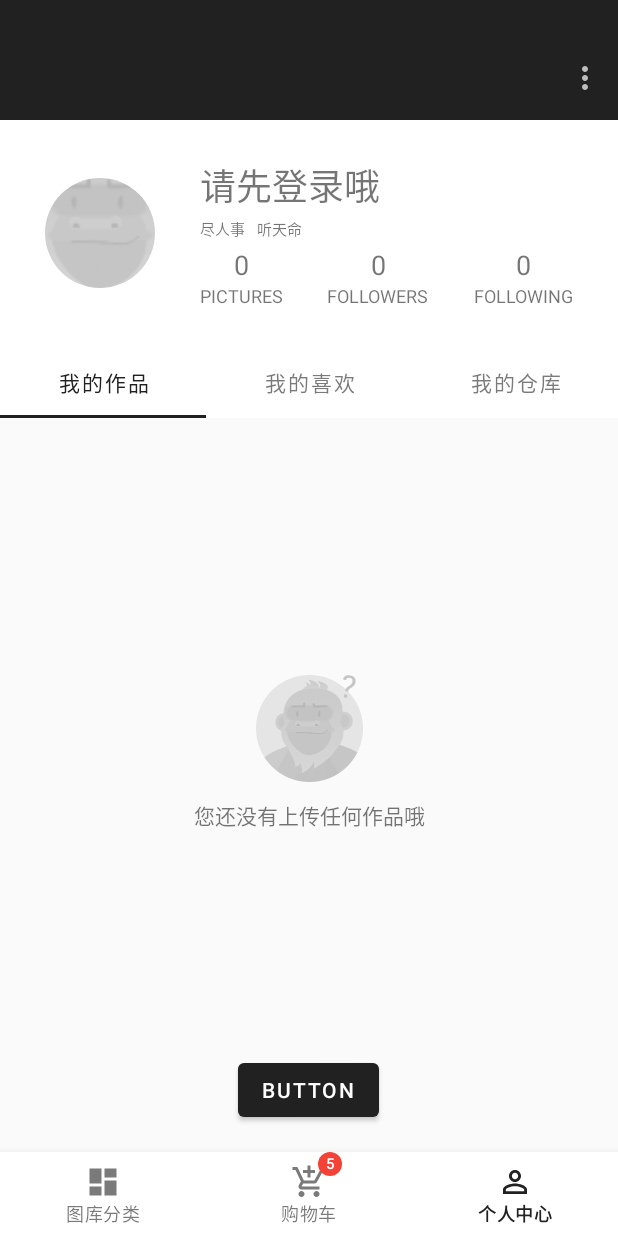
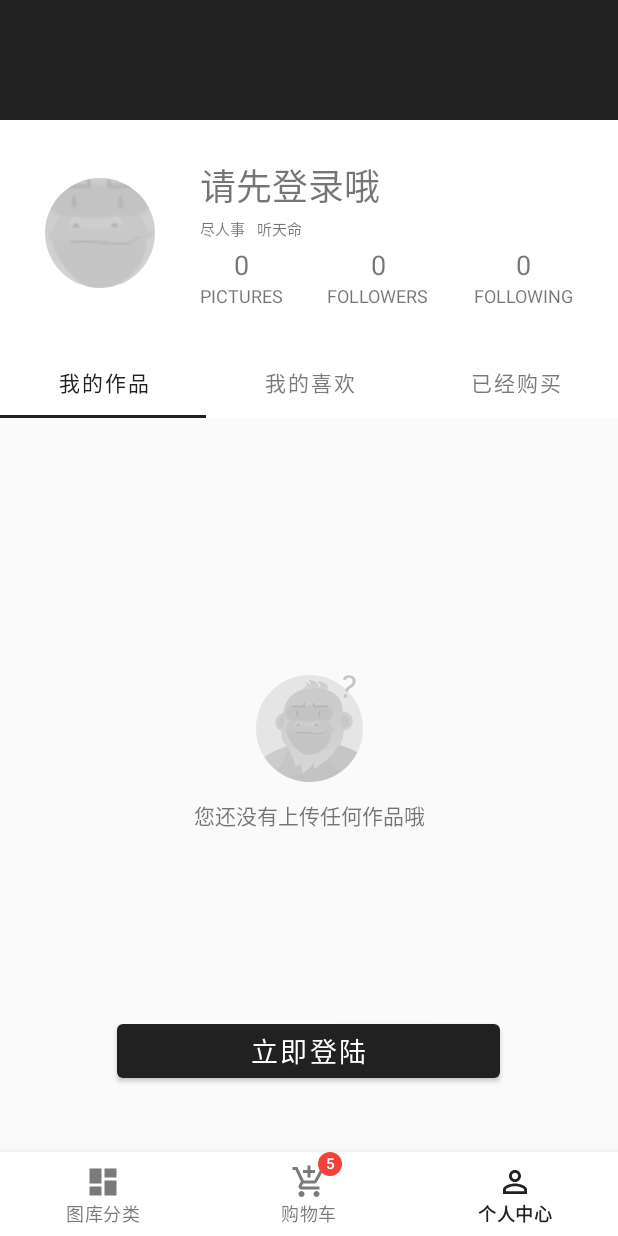
Before and after one commit to 972784674t/CimoShop, an Android app: the screen it shows after launch (MainActivity), item 3 of the bottom bar chosen, on a phone screen of 412 x 824 dp. Run offline under Robolectric (Android 15) with nearby library versions, the phone set to English and light mode, and no system bars; our stand-ins replace CircleImageView, Shimmer, Volley; libraries missing offline, so code that uses them is left out: com.chad.library, io.supercharge.shimmerlayout; network calls fail; pictures from the network do not load; 8 statements that could not run were skipped.

Commit message:
v1.0.9 完善收藏图片功能

```diff
--- a/app/src/main/java/com/example/cimoshop/MainActivity.java
+++ b/app/src/main/java/com/example/cimoshop/MainActivity.java
@@ -14,6 +14,8 @@ import com.example.cimoshop.db.DataBaseHelper;
 import com.example.cimoshop.db.UserDAO;
 import com.example.cimoshop.entity.User;
 
+import java.util.ArrayList;
+
 /**
  * @author 谭海山
  */
@@ -27,7 +29,8 @@ public class MainActivity extends AppCompatActivity {
         super.onCreate(savedInstanceState);
         setContentView(R.layout.activity_main);
         checkPermission();
-        Log.d(TAG,"数据库用户ID："+UserDAO.getInstance(this).findUserByUserName("972784674t").getUserId());
+        ArrayList<String> list = UserDAO.getInstance(this).getUserFavoriteImageList(UserDAO.getInstance(this).findUserByUserName("972784674t").getUserId());
+        Log.d(TAG,"数据库用户ID："+list);
     }
 
     /**
--- a/app/src/main/java/com/example/cimoshop/db/UserDAO.java
+++ b/app/src/main/java/com/example/cimoshop/db/UserDAO.java
@@ -9,6 +9,8 @@ import android.util.Log;
 
 import com.example.cimoshop.entity.User;
 import com.example.cimoshop.utils.SharedPrefsTools;
+
+import java.util.ArrayList;
 
 /**
  * @author 谭海山
@@ -106,4 +108,19 @@ public class UserDAO {
         return flag;
     }
 
+    /**
+     * 通过用户id获取收藏列表
+     * @param userId 用户id
+     * @return 收藏列表
+     */
+    public ArrayList<String> getUserFavoriteImageList(int userId){
+        ArrayList<String> list = new ArrayList<>();
+        String sql = "select * from userFavorites where id = ?";
+        Cursor cursor = db.rawQuery(sql, new  String[]{String.valueOf(userId)});
+        while ( cursor.moveToNext() ){
+            list.add(cursor.getString(cursor.getColumnIndex("userFavoriteUrl")));
+        }
+        return list;
+    }
+
 }
--- a/app/src/main/java/com/example/cimoshop/ui/goodsclass/gallery/Gallery.java
+++ b/app/src/main/java/com/example/cimoshop/ui/goodsclass/gallery/Gallery.java
@@ -136,7 +136,9 @@ public class Gallery extends Fragment {
         //recyclerView Adapter初始化 使用 BRVAH 框架
         galleryAdapter = new GalleryAdapter_BRVAH();
         galleryAdapter.setDiffCallback(new MyDiffCallback());
+        //开启滑动动画
         galleryAdapter.setAnimationEnable(true);
+        //动画只执行一次
         galleryAdapter.setAnimationFirstOnly(false);
 
         //加载更多对象，来自于BRVAH
--- a/app/src/main/java/com/example/cimoshop/ui/personalcenter/PersonalCenter.java
+++ b/app/src/main/java/com/example/cimoshop/ui/personalcenter/PersonalCenter.java
@@ -58,10 +58,10 @@ import de.hdodenhof.circleimageview.CircleImageView;
 public class PersonalCenter extends Fragment {
 
     private static final String TAG = "cimoPersonalcenter";
-    private static final String[] TAB_LABEL = {"我的作品", "我的喜欢", "我的仓库"};
+    private static final String[] TAB_LABEL = {"我的作品", "我的喜欢", "已经购买"};
     //token是否存在
     private String isToken;
-    private MaterialButton button;
+    private MaterialButton logonbtn;
     private MaterialToolbar toolbar;
     private ViewPager2 viewPager2;
     private TabLayout tabLayout;
@@ -101,7 +101,7 @@ public class PersonalCenter extends Fragment {
         toolbar = root.findViewById(R.id.personalCenterToobar);
         tabLayout = root.findViewById(R.id.personalcentertabLayout);
         viewPager2 = root.findViewById(R.id.personalviewpage2);
-        button = root.findViewById(R.id.button);
+        logonbtn = root.findViewById(R.id.logonbtn);
         pcuseravatar = root.findViewById(R.id.pcuseravatar);
         pcuserName = root.findViewById(R.id.pcuserName);
         pcuserFollowers = root.findViewById(R.id.pcuserfollwers);
@@ -115,10 +115,13 @@ public class PersonalCenter extends Fragment {
 
         isToken = SharedPrefsTools.getInstance(getActivity().getApplication()).getToken("github");
         Log.d(TAG, "isToken：" + isToken);
+        initUserAccountUI();
+        if ( !isToken.equals("null")) {
 
-        if (!isToken.isEmpty()) {
-            initUserAccountUI();
+            toolbar.inflateMenu(R.menu.personalcentermenu);
+            logonbtn.setVisibility(View.GONE);
         }
+
 
         toolbar.setOnMenuItemClickListener(new Toolbar.OnMenuItemClickListener() {
             @Override
@@ -134,7 +137,7 @@ public class PersonalCenter extends Fragment {
             }
         });
 
-        button.setOnClickListener(new View.OnClickListener() {
+        logonbtn.setOnClickListener(new View.OnClickListener() {
             @Override
             public void onClick(View v) {
                 Intent intent = new Intent();
@@ -160,6 +163,7 @@ public class PersonalCenter extends Fragment {
                         pcuserSourceText.setText("又是愉快的一天");
                         initUserAccountUI();
                         pcuseravatar.setImageResource(R.drawable.empty_icon);
+                        logonbtn.setVisibility(View.VISIBLE);
                     }
                 })
                 .setNegativeButton("取消", new DialogInterface.OnClickListener() {
@@ -168,6 +172,7 @@ public class PersonalCenter extends Fragment {
 
                     }
                 }).show();
+
     }
 
     /**
@@ -192,7 +197,6 @@ public class PersonalCenter extends Fragment {
                 return fragmentList.size();
             }
         });
-
         //关联并应用ViewPage2和Tab
         new TabLayoutMediator(tabLayout, viewPager2, new TabLayoutMediator.TabConfigurationStrategy() {
             @Override
@@ -212,7 +216,6 @@ public class PersonalCenter extends Fragment {
                 Toast.makeText(getContext(), "取消登录", Toast.LENGTH_SHORT).show();
                 break;
             case 2:
-                //String token = data.getStringExtra("token");
                 String token = SharedPrefsTools.getInstance(getActivity().getApplication()).getToken("github");
                 Log.d(TAG, "PersonalCenter token -> " + token);
                 //登录成功后执行保存token操作
@@ -277,6 +280,7 @@ public class PersonalCenter extends Fragment {
      * @param context context
      */
     public void saveGithubUserInfoByToken(final Context context, final String token){
+        logonbtn.setVisibility(View.VISIBLE);
         Toast.makeText(context, "正在从Github获取用户信息，请稍等...", Toast.LENGTH_SHORT).show();
         String baseUrl = "https://api.github.com/user";
         StringRequest stringRequest = new StringRequest(
--- a/app/src/main/res/layout/personal_center_fragment.xml
+++ b/app/src/main/res/layout/personal_center_fragment.xml
@@ -12,7 +12,7 @@
         android:layout_width="match_parent"
         android:layout_height="wrap_content"
         android:background="@color/materialPry"
-        app:menu="@menu/personalcentermenu"
+
         android:theme="@style/myToobarTheme"
         app:layout_constraintEnd_toEndOf="parent"
         app:layout_constraintStart_toStartOf="parent"
@@ -143,16 +143,17 @@
     </LinearLayout>
 
     <Button
-        android:id="@+id/button"
-        android:layout_width="wrap_content"
+        android:id="@+id/logonbtn"
+        android:layout_width="255dp"
         android:layout_height="wrap_content"
-        android:text="Button"
+        android:text="立即登陆"
+        android:textSize="18sp"
         app:layout_constraintBottom_toBottomOf="parent"
         app:layout_constraintEnd_toEndOf="parent"
         app:layout_constraintHorizontal_bias="0.498"
         app:layout_constraintStart_toStartOf="parent"
         app:layout_constraintTop_toTopOf="parent"
-        app:layout_constraintVertical_bias="0.976" />
+        app:layout_constraintVertical_bias="0.94" />
 
     <androidx.constraintlayout.widget.Guideline
         android:id="@+id/guideline20"
```
Also changed, not shown: app/src/main/java/com/example/cimoshop/adapter/FavoritesImageAdapter.java (added, +63 -0 lines), app/src/main/java/com/example/cimoshop/ui/personalcenter/favorites/MyFavorites.java (+67 -4 lines), app/src/main/java/com/example/cimoshop/ui/personalcenter/favorites/MyFavoritesViewModel.java (+10 -0 lines), app/src/main/java/com/example/cimoshop/ui/personalcenter/mywarehouse/MyWareHouseViewModel.java (+8 -1 lines), app/src/main/res/layout/emptyview.xml (added, +30 -0 lines), app/src/main/res/layout/my_favorites_fragment.xml (+6 -18 lines), app/src/main/res/layout/myfavorite_item.xml (+20 -3 lines), app/src/main/res/layout/shopcaritem.xml (added, +59 -0 lines).
